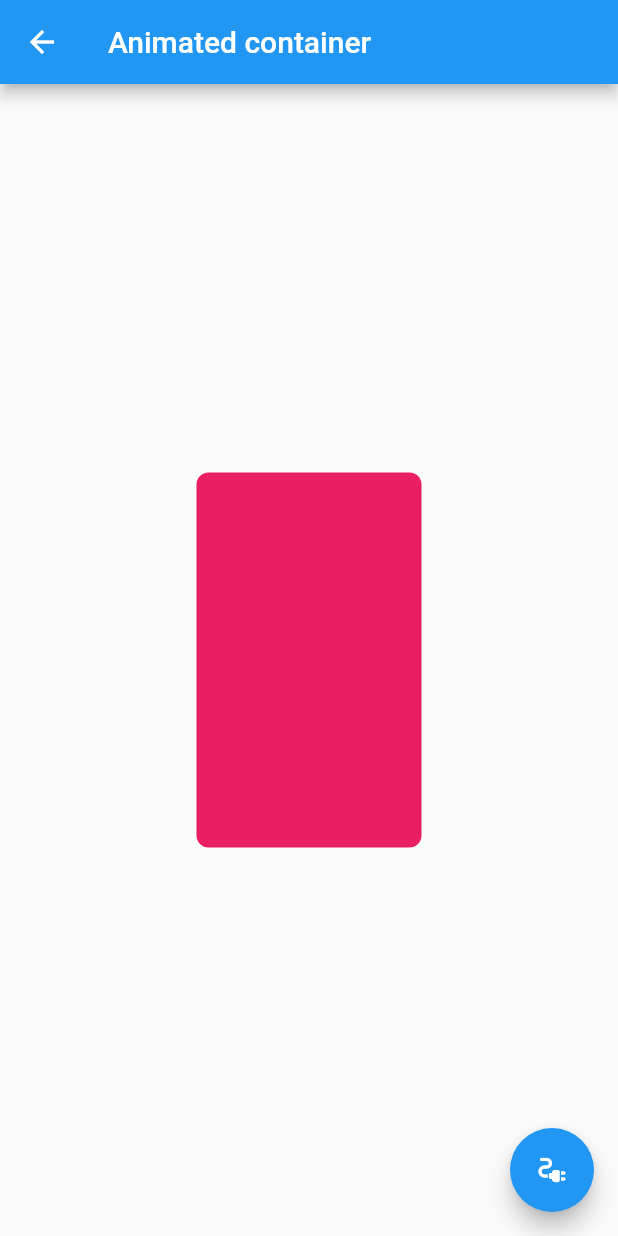
After one commit to codebryanc/flutter_components, a Flutter app: the AnimatedContainerPage screen opened by its route, after a tap on the "electrical services" icon, on a phone screen of 412 x 824 dp. The commit adds this screen. Run offline on Flutter 3.47's test engine with Material 2 defaults, Android fonts, the phone set to English and light mode, and no system bars.

Commit message:
Animated component lesson 78

```diff
--- a/data/menu_opts.json
+++ b/data/menu_opts.json
@@ -15,6 +15,11 @@
             "ruta" : "card",
             "icon" : "folder_open",
             "texto": "Cards - Tarjetas"
+        },
+        {
+            "ruta" : "animatedContainer",
+            "icon" : "donut_large",
+            "texto": "Animated container"
         }
     ]
 }
--- /dev/null
+++ b/lib/src/pages/animated_container.dart
@@ -0,0 +1,45 @@
+
+import 'package:flutter/cupertino.dart';
+import 'package:flutter/material.dart';
+
+// Esto se crea con el comando : Shortcut :
+// => stful
+
+class AnimatedContainerPage extends StatefulWidget {
+  @override
+  _AnimatedContainerPageState createState() => _AnimatedContainerPageState();
+}
+
+class _AnimatedContainerPageState extends State<AnimatedContainerPage> {
+  double _width = 150.0;
+  double _height = 250.0;
+  Color _color = Colors.pink;
+
+  BorderRadiusGeometry _borderRadius = BorderRadius.circular(8.0);
+
+  @override
+  Widget build(BuildContext context) {
+    return Scaffold(
+      appBar: AppBar(
+       title: Text('Animated container'),
+      ),
+      body: Center(
+        child: Container(
+          width: _width,
+          height: _height,
+          decoration: BoxDecoration(color: _color, borderRadius: _borderRadius),
+        ),
+      ),
+      floatingActionButton: FloatingActionButton(
+        child: Icon(Icons.electrical_services_rounded),
+        onPressed: () {
+          _width = _width + 40;
+          _height = _height + 20;
+          _color = Colors.blue;
+
+          print('object');
+        },
+      ),
+    );
+  }
+}
--- a/lib/src/routes/routes.dart
+++ b/lib/src/routes/routes.dart
@@ -4,12 +4,14 @@ import 'package:flutter_components/src/pages/home_page.dart';
 import 'package:flutter_components/src/pages/alert_page.dart';
 import 'package:flutter_components/src/pages/avatar_page.dart';
 import 'package:flutter_components/src/pages/card_page.dart';
+import 'package:flutter_components/src/pages/animated_container.dart';
 
 Map<String, WidgetBuilder> getApplicationRoutes() {
   return <String, WidgetBuilder> {
-    '/'       : (BuildContext context) => HomePage(),
-    'alert'   : (BuildContext context) => AlertPage(),
-    'avatar'  : (BuildContext context) => AvatarPage(),
-    'card'    : (BuildContext context) => CardPage(),
+    '/'                 : (BuildContext context) => HomePage(),
+    'alert'             : (BuildContext context) => AlertPage(),
+    'avatar'            : (BuildContext context) => AvatarPage(),
+    'card'              : (BuildContext context) => CardPage(),
+    'animatedContainer' : (BuildContext context) => AnimatedContainerPage(),
   };
 }
--- a/lib/src/utils/icono_string_util.dart
+++ b/lib/src/utils/icono_string_util.dart
@@ -4,6 +4,7 @@ final _icons = <String, IconData> {
   'add_alert'     : Icons.add_alert,
   'accessibility' : Icons.accessibility,
   'folder_open'   : Icons.folder_open,
+  'donut_large'   : Icons.donut_large,
 };
 
 Icon getIcon( String nombreIcono) {
```
